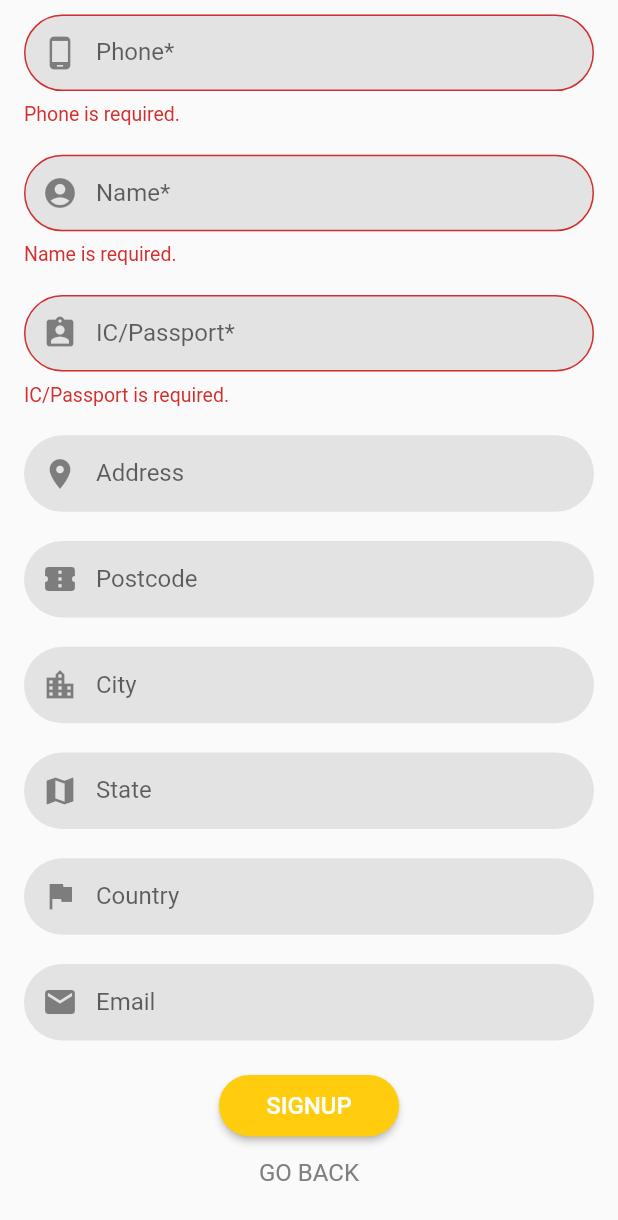
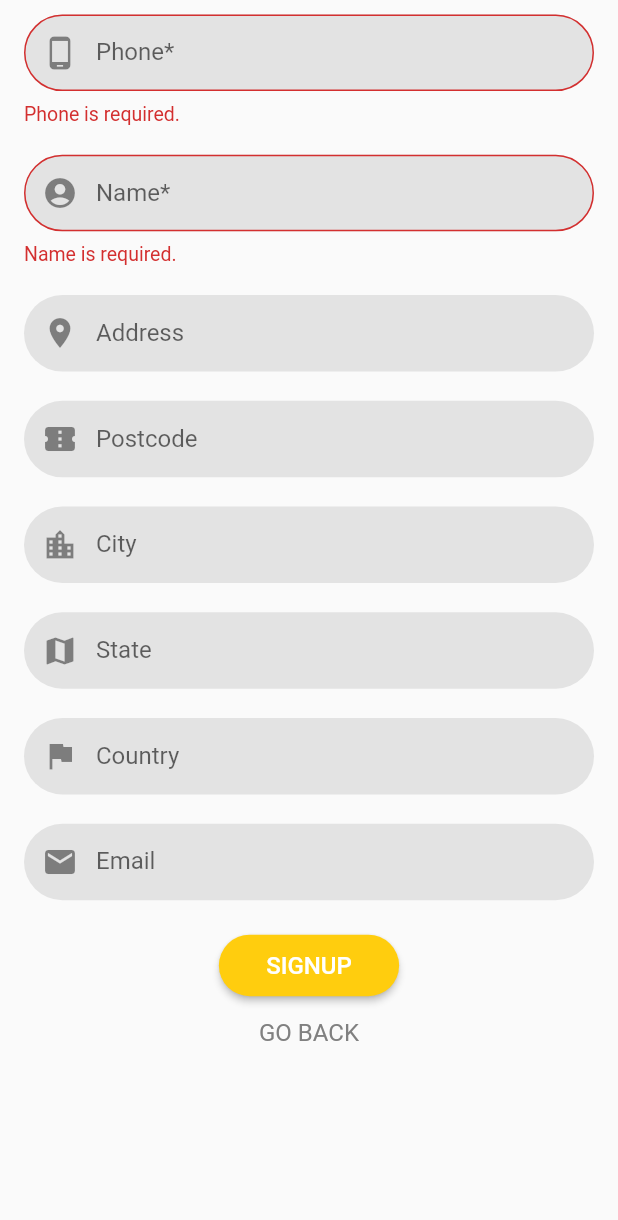
Before and after one commit to sh4of4n/epandu.app.6.2.limsf.fork, a Flutter app: the RegisterForm widget shown alone on an empty page, opened directly with empty values, after a tap on "SIGNUP", on a phone screen of 412 x 824 dp. Shown: the top 1220 px of the screen. Run offline on Flutter 3.47's test engine with Material 2 defaults, Android fonts, the phone set to English and light mode, and no system bars; our stand-ins replace datetime_picker_formfield, flushbar, flutter_custom_clippers, flutter_rating_bar, flutter_screenutil, flutter_spinkit and 7 more; missing offline and left inert: app_settings, geocoder, map_launcher, random_color, xml2json; accounts and stored records are empty; generated files the repository leaves out were written again; Roboto replaces fonts that are missing (Myriad).

Commit message:
Remove ic no from register

```diff
--- a/lib/pages/register/register_form.dart
+++ b/lib/pages/register/register_form.dart
@@ -26,7 +26,7 @@ class _RegisterFormState extends State<RegisterForm> with PageBaseClass {
 
   final FocusNode _phoneFocus = FocusNode();
   final FocusNode _nameFocus = FocusNode();
-  final FocusNode _idFocus = FocusNode();
+  // final FocusNode _idFocus = FocusNode();
   final FocusNode _diCodeFocus = FocusNode();
   final FocusNode _add1Focus = FocusNode();
   // final FocusNode _add2Focus = FocusNode();
@@ -183,7 +183,7 @@ class _RegisterFormState extends State<RegisterForm> with PageBaseClass {
                   ),
                 ),
                 onFieldSubmitted: (term) {
-                  fieldFocusChange(context, _nameFocus, _idFocus);
+                  fieldFocusChange(context, _nameFocus, _add1Focus);
                 },
                 validator: (value) {
                   if (value.isEmpty) {
@@ -198,7 +198,7 @@ class _RegisterFormState extends State<RegisterForm> with PageBaseClass {
                   }
                 },
               ),
-              SizedBox(
+              /* SizedBox(
                 height: ScreenUtil().setHeight(70),
               ),
               TextFormField(
@@ -241,7 +241,7 @@ class _RegisterFormState extends State<RegisterForm> with PageBaseClass {
                     _icNo = value;
                   }
                 },
-              ),
+              ), */
               SizedBox(
                 height: ScreenUtil().setHeight(70),
               ),
@@ -553,7 +553,7 @@ class _RegisterFormState extends State<RegisterForm> with PageBaseClass {
         userId: '',
         diCode: _diCode,
         name: _name,
-        icNo: _icNo,
+        icNo: '',
         add1: _add1,
         add2: _add2,
         add3: _add3,
```
